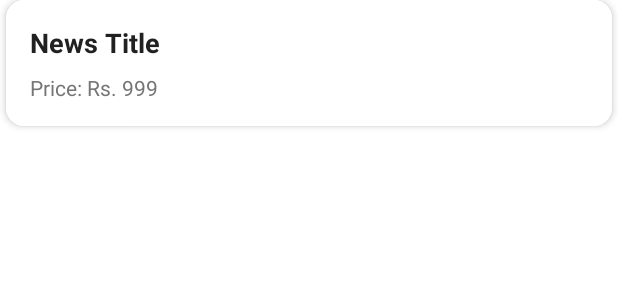
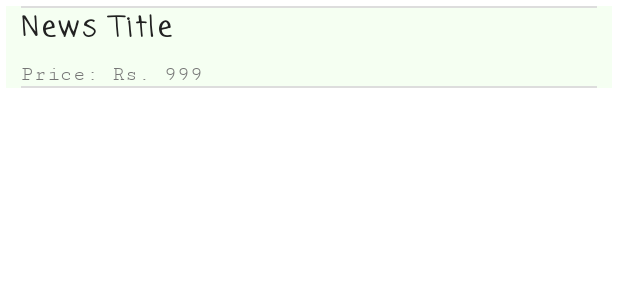
Before and after one commit to Siddhanttamang/SmartKrishi-android, an Android app: the layout item_news.xml on its own in the app's theme, with its tools: preview values and no code run, on a phone screen of 412 x 824 dp. Shown: the top 300 px of the screen. Run offline under Robolectric (Android 15) with nearby library versions, the phone set to English and light mode, and no system bars.

Commit message:
small changes

```diff
--- a/app/src/main/java/com/example/smartkrishi/api/RetrofitClient.java
+++ b/app/src/main/java/com/example/smartkrishi/api/RetrofitClient.java
@@ -4,7 +4,7 @@ import retrofit2.Retrofit;
 import retrofit2.converter.gson.GsonConverterFactory;
 
 public class RetrofitClient {
-    private static final String BASE_URL = "http://192.168.1.68:5000";
+    private static final String BASE_URL = "http://192.168.1.64:5000";
     private static Retrofit retrofit;
 
     public static Retrofit getClient() {
--- /dev/null
+++ b/app/src/main/res/anim/fade_in.xml
@@ -0,0 +1,6 @@
+<?xml version="1.0" encoding="utf-8"?>
+<alpha xmlns:android="http://schemas.android.com/apk/res/android"
+    android:duration="120"
+    android:fromAlpha="0.0"
+    android:toAlpha="1.0"
+    android:interpolator="@android:interpolator/accelerate_decelerate" />
--- /dev/null
+++ b/app/src/main/res/anim/fade_out.xml
@@ -0,0 +1,6 @@
+<?xml version="1.0" encoding="utf-8"?>
+<alpha xmlns:android="http://schemas.android.com/apk/res/android"
+    android:duration="100"
+    android:fromAlpha="1.0"
+    android:toAlpha="0.0"
+    android:interpolator="@android:interpolator/accelerate_decelerate" />
--- /dev/null
+++ b/app/src/main/res/drawable/blur_dim.xml
@@ -0,0 +1,6 @@
+<?xml version="1.0" encoding="utf-8"?>
+<layer-list xmlns:android="http://schemas.android.com/apk/res/android">
+    <item>
+        <color android:color="#80000000" /> <!-- semi-transparent black -->
+    </item>
+</layer-list>
--- a/app/src/main/res/layout/item_news.xml
+++ b/app/src/main/res/layout/item_news.xml
@@ -1,20 +1,15 @@
-<?xml version="1.0" encoding="utf-8"?>
-<androidx.cardview.widget.CardView xmlns:android="http://schemas.android.com/apk/res/android"
-    android:layout_width="match_parent"
-    android:layout_height="wrap_content"
-    xmlns:app="http://schemas.android.com/apk/res-auto"
-    android:layout_marginBottom="12dp"
-    app:cardCornerRadius="12dp"
-    app:cardElevation="3dp"
-    android:layout_marginHorizontal="4dp">
-
-    <LinearLayout
+<LinearLayout xmlns:android="http://schemas.android.com/apk/res/android"
     android:layout_width="match_parent"
     android:layout_height="wrap_content"
     android:orientation="vertical"
-        android:background="#FFFFFF"
-        android:padding="16dp">
-
+    android:paddingLeft="10dp"
+    android:paddingRight="10dp"
+    android:background="#f5fff2"
+    android:layout_margin="4dp">
+    <View
+        android:layout_width="match_parent"
+        android:layout_height="1dp"
+        android:background="#DDDDDD" />
     <TextView
         android:id="@+id/newsTitle"
         android:layout_width="match_parent"
@@ -23,6 +18,8 @@
         android:textStyle="bold"
         android:textSize="18sp"
         android:textColor="#212121"
+        android:fontFamily="casual"
+        android:letterSpacing="0.1"
         android:maxLines="2"
         android:ellipsize="end" />
 
@@ -33,8 +30,11 @@
         android:text="Price: Rs. 999"
         android:textSize="14sp"
         android:textColor="#757575"
+        android:fontFamily="serif-monospace"
         android:layout_marginTop="8dp" />
+    <View
+        android:layout_width="match_parent"
+        android:layout_height="1dp"
+        android:background="#DDDDDD" />
 
 </LinearLayout>
-
-</androidx.cardview.widget.CardView>
--- a/app/src/main/res/xml/network_security_config.xml
+++ b/app/src/main/res/xml/network_security_config.xml
@@ -1,6 +1,6 @@
 <?xml version="1.0" encoding="utf-8"?>
 <network-security-config>
     <domain-config cleartextTrafficPermitted="true">
-        <domain includeSubdomains="true">192.168.1.68</domain>
+        <domain includeSubdomains="true">192.168.1.64</domain>
     </domain-config>
 </network-security-config>
```
Also changed, not shown: app/src/main/java/com/example/smartkrishi/MainActivity.java (+9 -0 lines), app/src/main/java/com/example/smartkrishi/fragments/ImagePickerFragment.java (+36 -34 lines), app/src/main/java/com/example/smartkrishi/utils/MenuHandler.java (+9 -9 lines), app/src/main/res/layout/activity_main.xml (+5 -3 lines), app/src/main/res/values/styles.xml (added, +7 -0 lines). Lines whose indentation alone changed are shown as unchanged.
